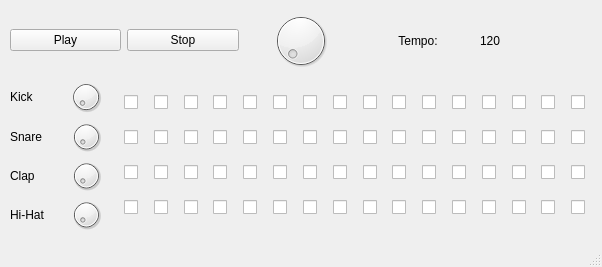
Before: the Qt Designer form 2021/01Spring/CSC284/BrunoKoppel_DrumMachine/mainwindow.ui in BrunoKoppel/bhcc, drawn with Qt 5.
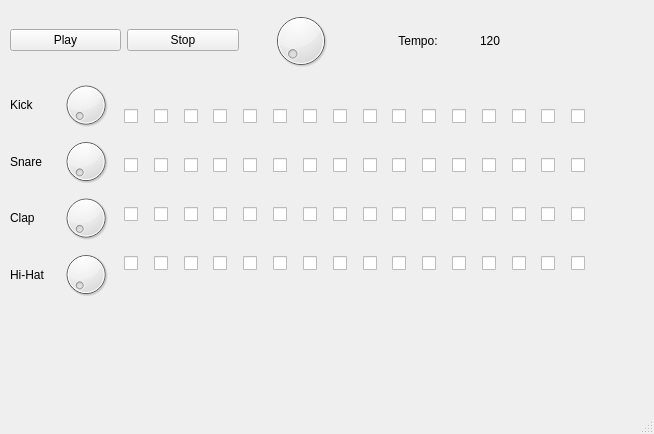
After: the same form once the commit is applied.

```diff
--- a/2021/01Spring/CSC284/BrunoKoppel_DrumMachine/mainwindow.ui
+++ b/2021/01Spring/CSC284/BrunoKoppel_DrumMachine/mainwindow.ui
@@ -6,8 +6,8 @@
    <rect>
     <x>0</x>
     <y>0</y>
-    <width>602</width>
-    <height>267</height>
+    <width>654</width>
+    <height>434</height>
    </rect>
   </property>
   <property name="windowTitle">
@@ -69,7 +69,7 @@
       <x>124</x>
       <y>81</y>
       <width>471</width>
-      <height>151</height>
+      <height>221</height>
      </rect>
     </property>
     <layout class="QGridLayout" name="gridLayout_2">
@@ -929,7 +929,7 @@
       <x>10</x>
       <y>80</y>
       <width>111</width>
-      <height>151</height>
+      <height>220</height>
      </rect>
     </property>
     <layout class="QGridLayout" name="gridLayout_6">
```
Left out of the diff: 10 changed lines with no effect on the pictures.
